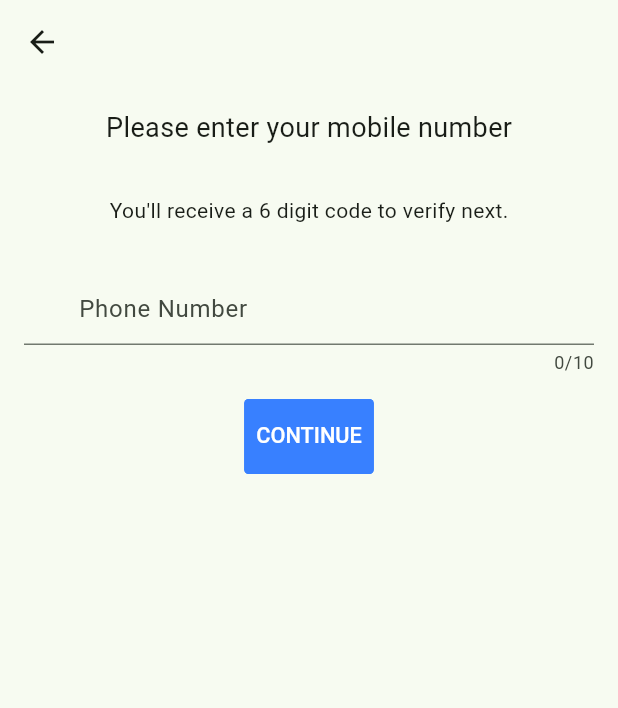
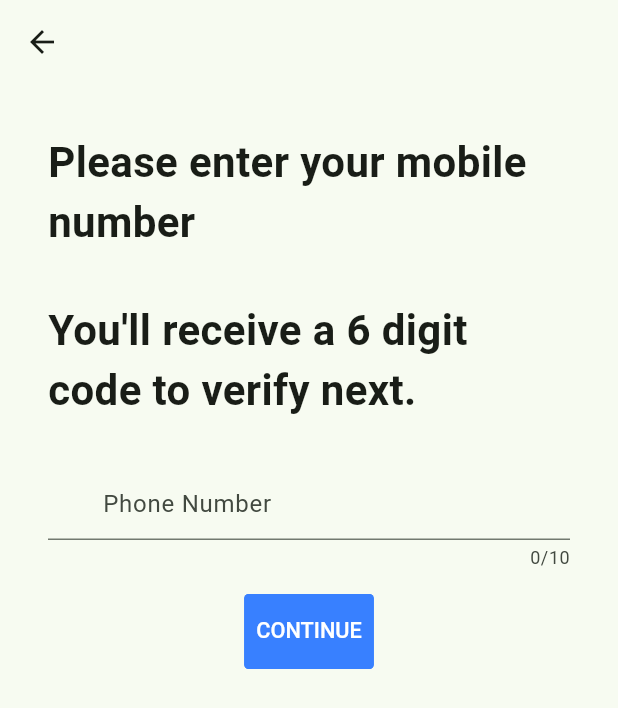
Before and after one commit to YadavYashvant/auth_with_otp, a Flutter app: the MobileNumberScreen screen opened directly, on a phone screen of 412 x 824 dp. Shown: the top 708 px of the screen. Run offline on Flutter 3.47's test engine with Material 3 defaults, Android fonts, the phone set to English and light mode, and no system bars; drawn by our look-alikes of getwidget; our stand-ins replace firebase_auth, firebase_core, flutter_svg, google_fonts, pinput; accounts and stored records are empty.

Commit message:
making UI

```diff
--- a/lib/pages/MobileNumberScreen.dart
+++ b/lib/pages/MobileNumberScreen.dart
@@ -2,6 +2,7 @@ import 'package:auth_with_otp/pages/VerifyPhoneScreen.dart';
 import 'package:firebase_auth/firebase_auth.dart';
 import 'package:flutter/material.dart';
 import 'package:getwidget/getwidget.dart';
+import 'package:google_fonts/google_fonts.dart';
 
 class MobileNumberScreen extends StatefulWidget {
 
@@ -21,16 +22,26 @@ class _MobileNumberScreenState extends State<MobileNumberScreen> {
         centerTitle: true,
       ),
       body: Padding(
-        padding: const EdgeInsets.all(16.0),
+        padding: const EdgeInsets.all(32.0),
         child: Column(
           crossAxisAlignment: CrossAxisAlignment.center,
           children: [
             Text(
               'Please enter your mobile number',
-              style: TextStyle(fontSize: 18),
+              style: GoogleFonts.roboto(
+                fontSize: 28,
+                fontWeight: FontWeight.bold,
+              ),
             ),
             SizedBox(height: 32),
-            Text('You\'ll receive a 6 digit code to verify next.'),
+            Text(
+                'You\'ll receive a 6 digit code to verify next.',
+                style: GoogleFonts.roboto(
+                  fontSize: 28,
+                  fontWeight: FontWeight.bold,
+                ),
+
+            ),
             SizedBox(height: 32),
             Row(
               children: [
@@ -38,7 +49,7 @@ class _MobileNumberScreenState extends State<MobileNumberScreen> {
                 SizedBox(width: 8),*/
                 Expanded(
                   child: TextField(
-                    decoration: InputDecoration(
+                    decoration: const InputDecoration(
                       hintText: 'Phone Number',
                       prefix: Padding(
                         padding: EdgeInsets.all(4),
--- a/pubspec.yaml
+++ b/pubspec.yaml
@@ -41,6 +41,7 @@ dependencies:
   flutter_otp_text_field: ^1.1.3+2
   firebase_auth: ^4.3.0
   pinput: ^5.0.0
+  google_fonts: ^6.2.1
 
 dev_dependencies:
   flutter_test:
```
Also changed, not shown: pubspec.lock, 1 other file.
